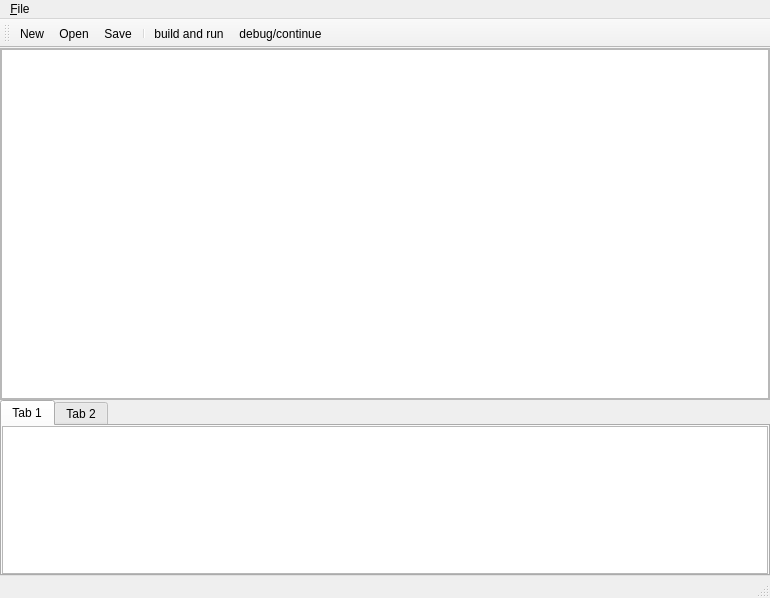
Qt form UI/swCompiler.ui (david-S-hall/sw-compiler-practice) before a commit.
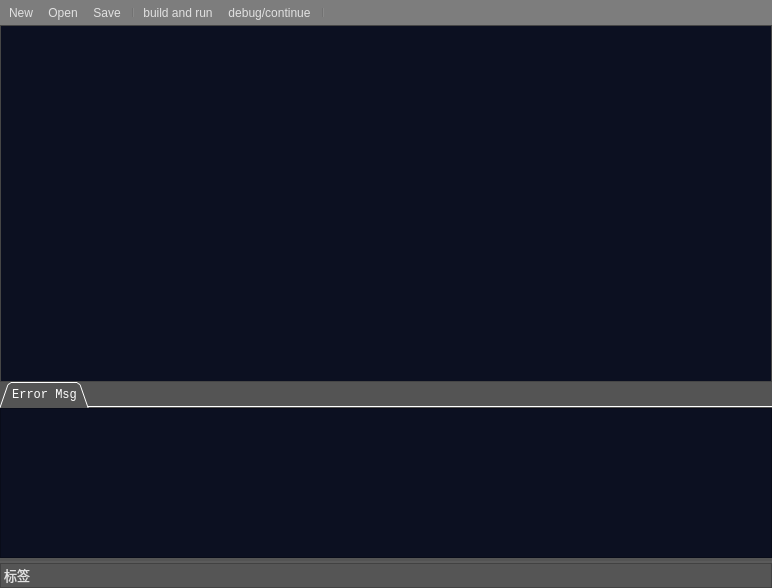
The same form after that commit. Icons and pictures are not drawn.

```diff
--- a/UI/swCompiler.ui
+++ b/UI/swCompiler.ui
@@ -6,14 +6,27 @@
    <rect>
     <x>0</x>
     <y>0</y>
-    <width>770</width>
-    <height>598</height>
+    <width>772</width>
+    <height>588</height>
    </rect>
   </property>
   <property name="windowTitle">
    <string>sw-compiler</string>
   </property>
+  <property name="styleSheet">
+   <string notr="true">border-color: rgba(40, 40, 40, 150);
+background-color: rgb(125, 125, 125);
+color: rgb(225, 225, 225);</string>
+  </property>
   <widget class="QWidget" name="centralwidget">
+   <property name="font">
+    <font>
+     <family>Consolas</family>
+    </font>
+   </property>
+   <property name="styleSheet">
+    <string notr="true">background-color: rgb(91, 91, 91);</string>
+   </property>
    <layout class="QVBoxLayout" name="verticalLayout">
     <property name="spacing">
      <number>0</number>
@@ -29,6 +42,10 @@
         <verstretch>30</verstretch>
        </sizepolicy>
       </property>
+      <property name="styleSheet">
+       <string notr="true">border-color: rgba(0, 0, 0, 0);
+border-top-color: rgb(40, 43, 55);</string>
+      </property>
       <property name="widgetResizable">
        <bool>true</bool>
       </property>
@@ -37,31 +54,56 @@
         <rect>
          <x>0</x>
          <y>0</y>
-         <width>768</width>
-         <height>344</height>
+         <width>770</width>
+         <height>352</height>
         </rect>
        </property>
+       <property name="styleSheet">
+        <string notr="true">background-color: rgb(12, 16, 33);
+selection-background-color: rgb(24, 37, 75);</string>
+       </property>
        <layout class="QHBoxLayout" name="horizontalLayout">
         <property name="spacing">
          <number>0</number>
         </property>
-        <property name="margin">
+        <property name="leftMargin">
+         <number>20</number>
+        </property>
+        <property name="topMargin">
+         <number>0</number>
+        </property>
+        <property name="rightMargin">
+         <number>0</number>
+        </property>
+        <property name="bottomMargin">
          <number>0</number>
         </property>
         <item>
          <widget class="QPlainTextEdit" name="codeTextEdit">
           <property name="font">
            <font>
-            <family>Microsoft YaHei UI</family>
-            <pointsize>10</pointsize>
+            <family>Consolas</family>
+            <pointsize>12</pointsize>
            </font>
           </property>
+          <property name="autoFillBackground">
+           <bool>false</bool>
+          </property>
+          <property name="styleSheet">
+           <string notr="true"/>
+          </property>
+          <property name="frameShape">
+           <enum>QFrame::NoFrame</enum>
+          </property>
           <property name="lineWidth">
-           <number>1</number>
+           <number>0</number>
           </property>
           <property name="midLineWidth">
            <number>0</number>
           </property>
+          <property name="plainText">
+           <string/>
+          </property>
          </widget>
         </item>
        </layout>
@@ -70,6 +112,9 @@
     </item>
     <item>
      <widget class="QTabWidget" name="infoTabs">
+      <property name="enabled">
+       <bool>true</bool>
+      </property>
       <property name="sizePolicy">
        <sizepolicy hsizetype="Expanding" vsizetype="Preferred">
         <horstretch>0</horstretch>
@@ -82,66 +127,209 @@
         <height>0</height>
        </size>
       </property>
+      <property name="font">
+       <font>
+        <family>Consolas</family>
+        <pointsize>9</pointsize>
+       </font>
+      </property>
+      <property name="styleSheet">
+       <string notr="true">background-color: rgb(84, 84, 84);
+color: rgb(255, 255, 255);
+border-bottom-color: rgb(91, 91, 91);</string>
+      </property>
+      <property name="tabPosition">
+       <enum>QTabWidget::North</enum>
+      </property>
+      <property name="tabShape">
+       <enum>QTabWidget::Triangular</enum>
+      </property>
       <property name="currentIndex">
        <number>0</number>
       </property>
+      <property name="elideMode">
+       <enum>Qt::ElideNone</enum>
+      </property>
+      <property name="documentMode">
+       <bool>true</bool>
+      </property>
+      <property name="tabsClosable">
+       <bool>false</bool>
+      </property>
+      <property name="movable">
+       <bool>false</bool>
+      </property>
       <widget class="QWidget" name="errMsg">
+       <property name="autoFillBackground">
+        <bool>false</bool>
+       </property>
+       <property name="styleSheet">
+        <string notr="true">border-left-color: rgb(12, 16, 33);
+border-right-color: rgb(12, 16, 33);
+border-bottom-color: rgb(84, 84, 84);
+border-top-color: rgb(91, 91, 91);</string>
+       </property>
        <attribute name="title">
-        <string>Tab 1</string>
+        <string>Error Msg</string>
        </attribute>
        <layout class="QHBoxLayout" name="horizontalLayout_2">
         <property name="spacing">
          <number>0</number>
         </property>
-        <property name="margin">
+        <property name="leftMargin">
          <number>0</number>
         </property>
+        <property name="topMargin">
+         <number>0</number>
+        </property>
+        <property name="rightMargin">
+         <number>0</number>
+        </property>
+        <property name="bottomMargin">
+         <number>3</number>
+        </property>
         <item>
          <widget class="QTableWidget" name="errorMsgTable">
+          <property name="font">
+           <font>
+            <family>Consolas</family>
+            <pointsize>11</pointsize>
+           </font>
+          </property>
+          <property name="autoFillBackground">
+           <bool>true</bool>
+          </property>
+          <property name="styleSheet">
+           <string notr="true">color: rgb(255, 255, 255);
+background-color: rgb(12, 16, 33);
+selection-background-color: rgb(24, 37, 75);</string>
+          </property>
+          <property name="frameShape">
+           <enum>QFrame::StyledPanel</enum>
+          </property>
+          <property name="frameShadow">
+           <enum>QFrame::Raised</enum>
+          </property>
           <property name="lineWidth">
-           <number>0</number>
+           <number>1</number>
           </property>
           <property name="midLineWidth">
            <number>100</number>
           </property>
+          <property name="editTriggers">
+           <set>QAbstractItemView::NoEditTriggers</set>
+          </property>
+          <property name="selectionBehavior">
+           <enum>QAbstractItemView::SelectRows</enum>
+          </property>
+          <property name="horizontalScrollMode">
+           <enum>QAbstractItemView::ScrollPerPixel</enum>
+          </property>
+          <property name="gridStyle">
+           <enum>Qt::NoPen</enum>
+          </property>
+          <attribute name="horizontalHeaderHighlightSections">
+           <bool>true</bool>
+          </attribute>
+          <attribute name="verticalHeaderHighlightSections">
+           <bool>false</bool>
+          </attribute>
          </widget>
         </item>
        </layout>
       </widget>
-      <widget class="QWidget" name="tab_2">
-       <attribute name="title">
-        <string>Tab 2</string>
-       </attribute>
-      </widget>
+     </widget>
+    </item>
+    <item>
+     <spacer name="horizontalSpacer">
+      <property name="orientation">
+       <enum>Qt::Horizontal</enum>
+      </property>
+      <property name="sizeType">
+       <enum>QSizePolicy::Fixed</enum>
+      </property>
+      <property name="sizeHint" stdset="0">
+       <size>
+        <width>40</width>
+        <height>2</height>
+       </size>
+      </property>
+     </spacer>
+    </item>
+    <item>
+     <widget class="QFrame" name="frame">
+      <property name="font">
+       <font>
+        <family>Microsoft YaHei UI Light</family>
+        <pointsize>10</pointsize>
+       </font>
+      </property>
+      <property name="styleSheet">
+       <string notr="true">background-color: rgb(85, 85, 85);
+border-top-color: rgb(125, 125, 125);</string>
+      </property>
+      <property name="frameShape">
+       <enum>QFrame::StyledPanel</enum>
+      </property>
+      <property name="frameShadow">
+       <enum>QFrame::Plain</enum>
+      </property>
+      <layout class="QHBoxLayout" name="horizontalLayout_3">
+       <property name="spacing">
+        <number>0</number>
+       </property>
+       <property name="leftMargin">
+        <number>3</number>
+       </property>
+       <property name="topMargin">
+        <number>1</number>
+       </property>
+       <property name="rightMargin">
+        <number>0</number>
+       </property>
+       <property name="bottomMargin">
+        <number>2</number>
+       </property>
+       <item>
+        <widget class="QLabel" name="workPathLabel">
+         <property name="font">
+          <font>
+           <family>Consolas</family>
+           <pointsize>10</pointsize>
+          </font>
+         </property>
+         <property name="contextMenuPolicy">
+          <enum>Qt::NoContextMenu</enum>
+         </property>
+         <property name="text">
+          <string>标签</string>
+         </property>
+        </widget>
+       </item>
+      </layout>
      </widget>
     </item>
    </layout>
   </widget>
-  <widget class="QMenuBar" name="menubar">
-   <property name="geometry">
-    <rect>
-     <x>0</x>
-     <y>0</y>
-     <width>770</width>
-     <height>23</height>
-    </rect>
-   </property>
-   <widget class="QMenu" name="menu_File">
-    <property name="title">
-     <string>&amp;File</string>
-    </property>
-    <addaction name="actionNew"/>
-    <addaction name="separator"/>
-    <addaction name="actionOpen"/>
-    <addaction name="actionSave"/>
-   </widget>
-   <addaction name="menu_File"/>
-  </widget>
-  <widget class="QStatusBar" name="statusbar"/>
   <widget class="QToolBar" name="toolBar">
+   <property name="contextMenuPolicy">
+    <enum>Qt::NoContextMenu</enum>
+   </property>
    <property name="windowTitle">
     <string>toolBar</string>
    </property>
+   <property name="layoutDirection">
+    <enum>Qt::LeftToRight</enum>
+   </property>
+   <property name="autoFillBackground">
+    <bool>false</bool>
+   </property>
+   <property name="movable">
+    <bool>false</bool>
+   </property>
+   <property name="floatable">
+    <bool>true</bool>
+   </property>
    <attribute name="toolBarArea">
     <enum>TopToolBarArea</enum>
    </attribute>
@@ -153,13 +341,14 @@
    <addaction name="actionSave"/>
    <addaction name="separator"/>
    <addaction name="actionBuildAndRun"/>
-   <addaction name="actionDebugOrContinue"/>
+   <addaction name="actionDebug"/>
+   <addaction name="separator"/>
   </widget>
   <action name="actionNew">
    <property name="icon">
     <iconset>
-     <normalon>New.png</normalon>
-    </iconset>
+     <normaloff>icons/New.png</normaloff>
+     <normalon>New.png</normalon>icons/New.png</iconset>
    </property>
    <property name="text">
     <string>New</string>
@@ -168,8 +357,8 @@
   <action name="actionOpen">
    <property name="icon">
     <iconset>
-     <normalon>Open.png</normalon>
-    </iconset>
+     <normaloff>icons/Open.png</normaloff>
+     <normalon>Open.png</normalon>icons/Open.png</iconset>
    </property>
    <property name="text">
     <string>&amp;Open</string>
@@ -178,16 +367,16 @@
   <action name="actionBuildAndRun">
    <property name="icon">
     <iconset>
-     <normaloff>system-run.png</normaloff>system-run.png</iconset>
+     <normaloff>icons/system-run.png</normaloff>icons/system-run.png</iconset>
    </property>
    <property name="text">
     <string>build and run</string>
    </property>
   </action>
-  <action name="actionDebugOrContinue">
+  <action name="actionDebug">
    <property name="icon">
     <iconset>
-     <normaloff>Debug.png</normaloff>Debug.png</iconset>
+     <normaloff>icons/Debug.png</normaloff>icons/Debug.png</iconset>
    </property>
    <property name="text">
     <string>debug/continue</string>
@@ -196,8 +385,8 @@
   <action name="actionSave">
    <property name="icon">
     <iconset>
-     <normalon>Save.png</normalon>
-    </iconset>
+     <normaloff>icons/Save.png</normaloff>
+     <normalon>Save.png</normalon>icons/Save.png</iconset>
    </property>
    <property name="text">
     <string>&amp;Save</string>
```
